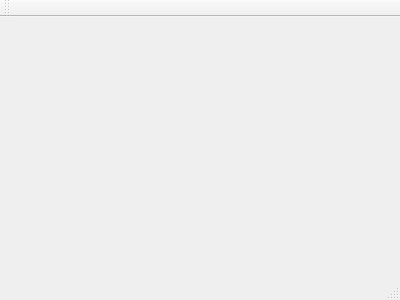
First picture: the form in src/ktelephone.ui, repository StefanYohansson/ktelephone, before the edit.
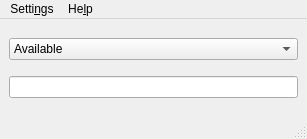
Second picture: the form after the edit.

Diff of the .ui file:
```diff
--- a/src/ktelephone.ui
+++ b/src/ktelephone.ui
@@ -6,22 +6,75 @@
    <rect>
     <x>0</x>
     <y>0</y>
-    <width>400</width>
-    <height>300</height>
+    <width>307</width>
+    <height>139</height>
    </rect>
   </property>
+  <property name="sizePolicy">
+   <sizepolicy hsizetype="Fixed" vsizetype="Fixed">
+    <horstretch>0</horstretch>
+    <verstretch>0</verstretch>
+   </sizepolicy>
+  </property>
   <property name="windowTitle">
    <string>ktelephone</string>
   </property>
-  <widget class="QWidget" name="centralWidget"/>
-  <widget class="QMenuBar" name="menuBar"/>
-  <widget class="QToolBar" name="mainToolBar">
-   <attribute name="toolBarArea">
-    <enum>TopToolBarArea</enum>
-   </attribute>
-   <attribute name="toolBarBreak">
-    <bool>false</bool>
-   </attribute>
+  <widget class="QWidget" name="centralWidget">
+   <property name="sizePolicy">
+    <sizepolicy hsizetype="Fixed" vsizetype="Fixed">
+     <horstretch>0</horstretch>
+     <verstretch>0</verstretch>
+    </sizepolicy>
+   </property>
+   <property name="maximumSize">
+    <size>
+     <width>420</width>
+     <height>16777215</height>
+    </size>
+   </property>
+   <layout class="QGridLayout" name="gridLayout">
+    <item row="1" column="0">
+     <widget class="QLineEdit" name="sipInput"/>
+    </item>
+    <item row="0" column="0">
+     <widget class="QComboBox" name="statusComboBox">
+      <item>
+       <property name="text">
+        <string>Available</string>
+       </property>
+      </item>
+      <item>
+       <property name="text">
+        <string>Unavailable</string>
+       </property>
+      </item>
+     </widget>
+    </item>
+   </layout>
+  </widget>
+  <widget class="QMenuBar" name="menuBar">
+   <property name="geometry">
+    <rect>
+     <x>0</x>
+     <y>0</y>
+     <width>307</width>
+     <height>31</height>
+    </rect>
+   </property>
+   <widget class="QMenu" name="menuSettings">
+    <property name="title">
+     <string>Setti&amp;ngs</string>
+    </property>
+    <addaction name="actionPreferences"/>
+   </widget>
+   <widget class="QMenu" name="menuHelp">
+    <property name="title">
+     <string>He&amp;lp</string>
+    </property>
+    <addaction name="actionAbout"/>
+   </widget>
+   <addaction name="menuSettings"/>
+   <addaction name="menuHelp"/>
   </widget>
   <widget class="QStatusBar" name="statusBar"/>
  </widget>
```
Left out of the diff: 10 changed lines with no effect on the pictures.
